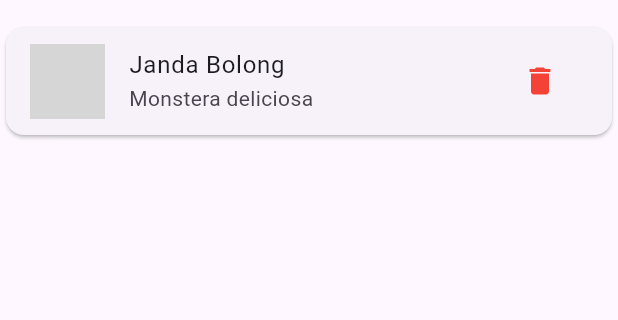
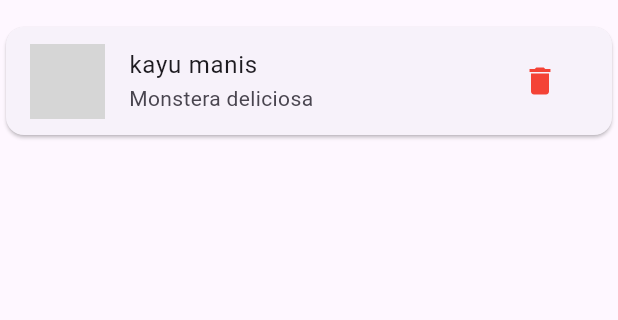
Before and after one commit to BukanKrisnaBiru/mobile_progaming_ca224, a Flutter app: the screen it shows after launch, on a phone screen of 412 x 824 dp, the part 63-383 px from its top. Run offline on Flutter 3.47's test engine with Material 3 defaults, Android fonts, the phone set to English and light mode, and no system bars; network calls fail; grey boxes are pictures that could not be loaded.

Commit message:
final commit

```diff
--- a/lib/main.dart
+++ b/lib/main.dart
@@ -44,7 +44,7 @@ class _PlantListPageState extends State<PlantListPage> {
   List<Plant> plants = [
     Plant(
       speciesName: 'Monstera deliciosa',
-      indonesianName: 'Janda Bolong',
+      indonesianName: 'kayu manis',
       description: 'Tumbuhan hias populer dengan daun berlubang.',
       imageUrl: 'https://via.placeholder.com/150',
     ),
@@ -164,7 +164,9 @@ class _PlantFormPageState extends State<PlantFormPage> {
   Widget build(BuildContext context) {
     return Scaffold(
       appBar: AppBar(
-        title: Text(widget.plant == null ? 'Tambah Data Tumbuhan' : 'Edit Data Tumbuhan'),
+        title: Text(widget.plant == null
+            ? 'Tambah Data Tumbuhan'
+            : 'Edit Data Tumbuhan'),
       ),
       body: Padding(
         padding: const EdgeInsets.all(16.0),
```
